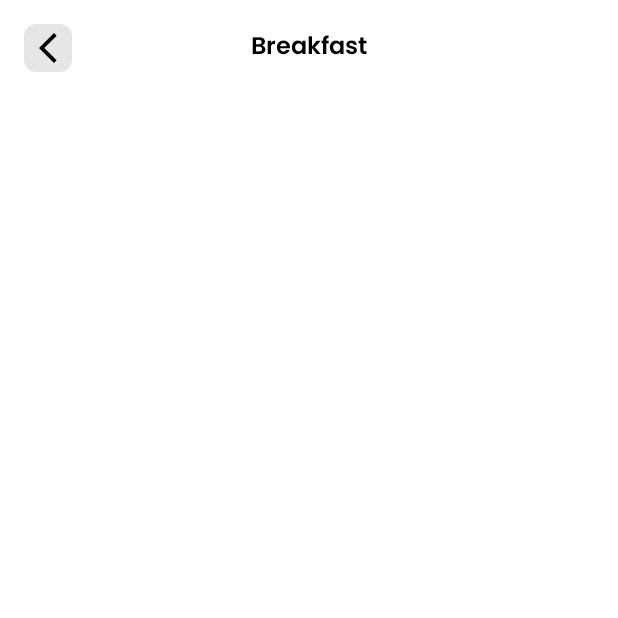
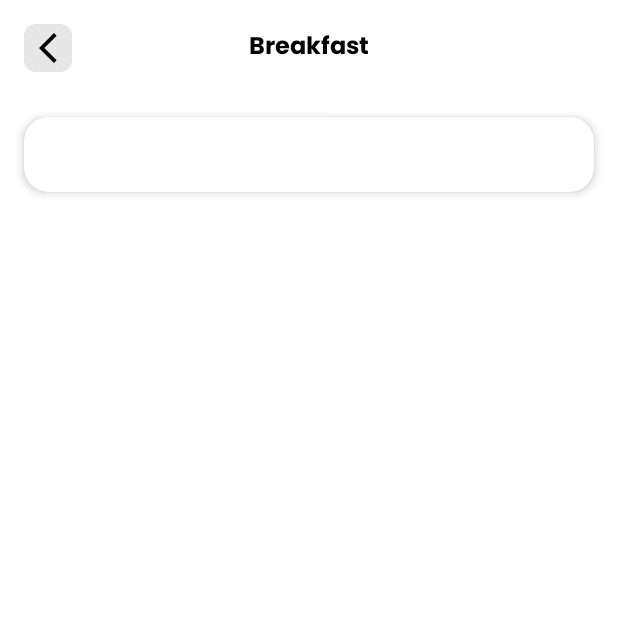
Before and after one commit to noname6996-tta/FitnessApplicationTta, an Android app: the FindMealActivity screen opened directly, with no data from a screen before it, on a phone screen of 412 x 824 dp, the top half of it. Run offline under Robolectric (Android 15) with nearby library versions, the phone set to English and light mode, and no system bars; network calls fail.

Commit message:
update meal planner

```diff
--- a/app/src/main/java/com/tta/fitnessapplication/view/fragment/HomeFragment.kt
+++ b/app/src/main/java/com/tta/fitnessapplication/view/fragment/HomeFragment.kt
@@ -6,7 +6,6 @@ import android.graphics.Typeface
 import android.graphics.drawable.ClipDrawable
 import android.util.Log
 import android.view.View
-import android.widget.Toast
 import androidx.core.content.ContextCompat
 import androidx.navigation.fragment.findNavController
 import androidx.recyclerview.widget.LinearLayoutManager
@@ -21,7 +20,6 @@ import com.tta.fitnessapplication.R
 import com.tta.fitnessapplication.data.utils.Constant
 import com.tta.fitnessapplication.data.utils.Constant.DATE.fullDateFormatter
 import com.tta.fitnessapplication.databinding.FragmentHomeBinding
-import com.tta.fitnessapplication.view.HistoryViewModelGoogleData
 import com.tta.fitnessapplication.view.activity.HistoryActivity.HistoryAdapter
 import com.tta.fitnessapplication.view.activity.SleepTracker.SleepTrackerActivity
 import com.tta.fitnessapplication.view.activity.calortracker.CalorieTrackerActivity
--- a/app/src/main/java/com/tta/fitnessapplication/view/fragment/SettingFragment.kt
+++ b/app/src/main/java/com/tta/fitnessapplication/view/fragment/SettingFragment.kt
@@ -5,6 +5,8 @@ import android.content.DialogInterface
 import android.content.Intent
 import android.util.Log
 import androidx.appcompat.app.AppCompatActivity
+import androidx.navigation.fragment.findNavController
+import com.tta.fitnessapplication.R
 import com.tta.fitnessapplication.data.utils.Constant
 import com.tta.fitnessapplication.data.utils.Constant.Companion.BASE_URL
 import com.tta.fitnessapplication.databinding.FragmentSettingBinding
@@ -75,7 +77,7 @@ class SettingFragment : BaseFragment<FragmentSettingBinding>() {
         }
 
         binding.viewHistory.setOnClickListener {
-            requireActivity().startActivity(Intent(activity, HistoryActivity::class.java))
+            findNavController().navigate(R.id.action_settingFragment_to_historyActivity)
         }
 
         binding.viewAboutUs.setOnClickListener {
--- a/app/src/main/res/layout/activity_meal_tracker.xml
+++ b/app/src/main/res/layout/activity_meal_tracker.xml
@@ -5,6 +5,7 @@
     android:layout_width="match_parent"
     android:layout_height="match_parent"
     tools:context=".view.activity.calortracker.FindMeal.FindMealActivity">
+
     <View
         android:id="@+id/view13"
         android:layout_width="32dp"
@@ -29,7 +30,7 @@
         android:id="@+id/textView25"
         android:layout_width="wrap_content"
         android:layout_height="wrap_content"
-        android:fontFamily="@font/poppins_semibold"
+        android:fontFamily="@font/poppins_bold"
         android:text="Breakfast"
         android:textColor="@color/black"
         android:textSize="@dimen/size_16dp"
@@ -38,4 +39,17 @@
         app:layout_constraintStart_toStartOf="parent"
         app:layout_constraintTop_toTopOf="@+id/view13" />
 
+    <androidx.cardview.widget.CardView
+        android:layout_width="match_parent"
+        android:layout_height="50dp"
+        android:layout_marginLeft="@dimen/size_16dp"
+        android:layout_marginTop="32dp"
+        android:layout_marginRight="@dimen/size_16dp"
+        app:cardCornerRadius="@dimen/size_16dp"
+        app:cardElevation="4dp"
+        app:layout_constraintEnd_toEndOf="parent"
+        app:layout_constraintStart_toStartOf="parent"
+        app:layout_constraintTop_toBottomOf="@+id/textView25">
+
+    </androidx.cardview.widget.CardView>
 </androidx.constraintlayout.widget.ConstraintLayout>
```
Also changed, not shown: app/src/main/res/layout/activity_water_caculate.xml (+8 -8 lines).
